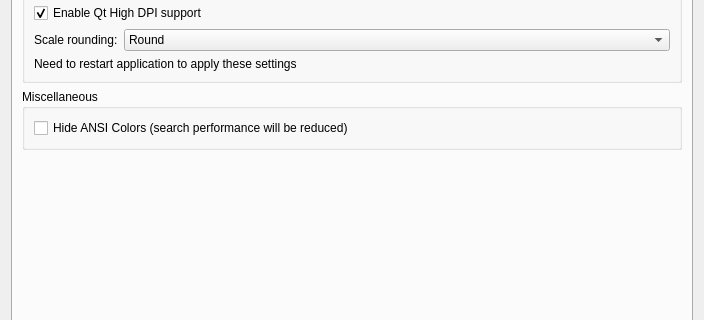
Before: the Qt Designer form src/ui/include/optionsdialog.ui in yevhenii-sir/klogg, drawn with Qt 5; both pictures show x 0 to 704 and y 345 to 665 of the 704 by 817 pixel window.
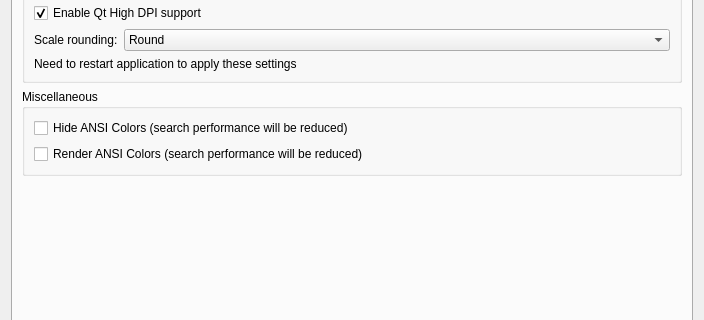
After: the same form once the commit is applied. The open tabs and pages were chosen to show the change.

Commit message: Add iOS live log streaming and ANSI output controls (#13)

The edit to the form file:
```diff
--- a/src/ui/include/optionsdialog.ui
+++ b/src/ui/include/optionsdialog.ui
@@ -504,6 +504,19 @@
             </property>
            </widget>
           </item>
+          <item>
+           <widget class="QCheckBox" name="renderAnsiColorsCheckBox">
+            <property name="enabled">
+             <bool>true</bool>
+            </property>
+            <property name="text">
+             <string>Render ANSI Colors (search performance will be reduced)</string>
+            </property>
+            <property name="checked">
+             <bool>false</bool>
+            </property>
+           </widget>
+          </item>
          </layout>
         </widget>
        </item>
```
The commit also changes 42 other files.
